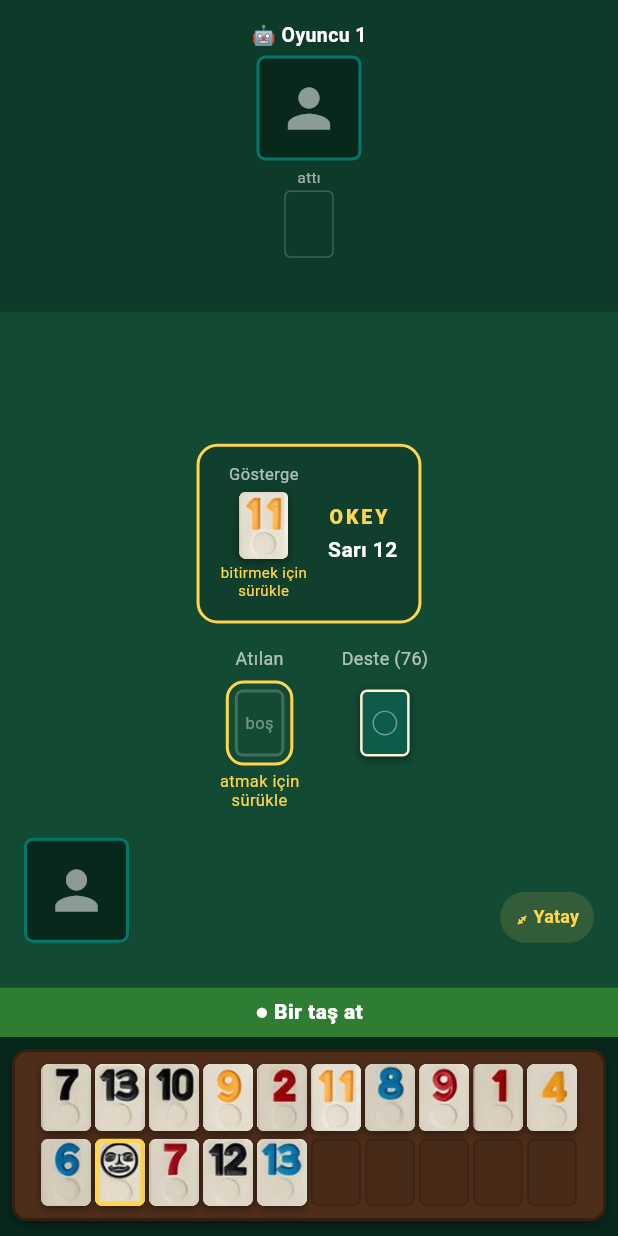
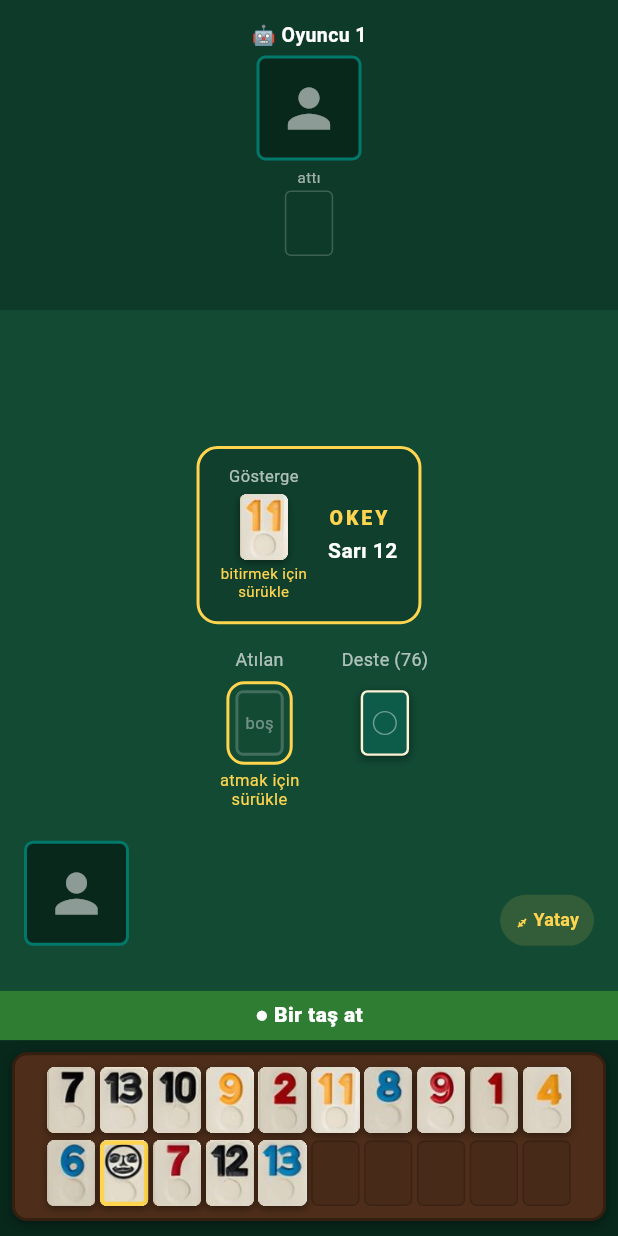
Before and after one commit to lutfuerkul/uno_online, a Flutter app: the OkeyBotScreen screen opened directly, after a tap on an icon or button, on a phone screen of 412 x 824 dp. Run offline on Flutter 3.47's test engine with Material 3 defaults, Android fonts, the phone set to English and light mode, and no system bars; our stand-ins replace cloud_firestore, firebase_core, image_picker, package_info_plus, shared_preferences; accounts and stored records are empty; network calls fail.

Commit message:
Okey: ekran boyutuna gore tek bir olcek katsayisi kullan (deneme)
Su ana kadar her bolum (istaka, masa, koltuklar) kendi basina
FittedBox/LayoutBuilder ile bagimsiz kucurluyordu; dar ekranlarda
(or. Honor serisi) bu, parcalarin birbirine gore tutarsiz oranda
gorunmesine yol aciyordu.

Artik build() icinde bir LayoutBuilder, gercek ekran boyutunu sabit
bir referansa (dikeyde 390x844, yatayda 844x390) oranlayip TEK bir
_scale katsayisi hesapliyor (0.75-1.15 arasi sikistirilmis). _tileSize
artik bu katsayiya bagli bir getter (33 * _scale) - ıstaka, masa,
kosede, deste, gosterge dahil neredeyse tum olculer buradan turedigi
icin, tum tahta artik ekrana gore ORANTILI olarak birlikte
buyuyup kucyuluyor.

Once okey'de deneniyor; sonuc iyi olursa UNO ve Pisti'ye de uygulanir.

```diff
--- a/lib/okey/widgets/okey_board_view.dart
+++ b/lib/okey/widgets/okey_board_view.dart
@@ -45,10 +45,20 @@ class OkeyBoardView extends StatefulWidget {
 class _OkeyBoardViewState extends State<OkeyBoardView> {
   String? _selectedId;
 
+  /// Ekranın gerçek boyutunu sabit bir referansa (dikeyde 390x844, yatayda
+  /// 844x390 — yaygın bir telefon ölçüsü) oranlayan TEK katsayı. build()
+  /// içindeki LayoutBuilder her çizimde günceller (bkz. _computeScale).
+  /// Amaç: önceden her bölüm (ıstaka, masa, koltuklar) kendi başına
+  /// FittedBox/clamp ile bağımsız küçülüyordu; dar ekranlarda (ör. Honor
+  /// serisi) bu, parçaların birbirine göre tutarsız oranda görünmesine yol
+  /// açıyordu. Artık _tileSize (ve ona bağlı hemen hemen her ölçü) bu tek
+  /// katsayıyla ölçekleniyor, böylece tüm tahta orantılı büyüyüp küçülüyor.
+  double _scale = 1.0;
+
   /// Tüm taşların ortak ebadı — "oyuncuların yere attığı taş" boyutu. Masa
   /// ortasındaki taşlar (gösterge, deste, yerdeki, attığım) ve ıstakadaki
   /// taşlar bu boyutta çizilir; ıstakada ekrana sığmazsa otomatik küçülür.
-  static const double _tileSize = 33;
+  double get _tileSize => 33 * _scale;
 
   /// Istakada sıra başına her zaman bu kadar taş gösterilir; taş piksel
   /// boyutu ekran genişliğine göre otomatik hesaplanır (bkz. [_rackWithTiles]).
@@ -119,9 +129,26 @@ class _OkeyBoardViewState extends State<OkeyBoardView> {
         if (state == null) {
           return const Center(child: CircularProgressIndicator());
         }
-        return _buildBoard(context, state);
+        return LayoutBuilder(
+          builder: (context, constraints) {
+            _scale = _computeScale(constraints);
+            return _buildBoard(context, state);
+          },
+        );
       },
     );
+  }
+
+  /// Referans tasarım boyutuna (dikey 390x844, yatay 844x390) göre tek bir
+  /// ölçek katsayısı üretir; aşırı büyüme/küçülmeyi önlemek için 0.75-1.15
+  /// arasına sıkıştırılır.
+  double _computeScale(BoxConstraints constraints) {
+    final refW = _landscape ? 844.0 : 390.0;
+    final refH = _landscape ? 390.0 : 844.0;
+    final w = constraints.maxWidth.isFinite ? constraints.maxWidth : refW;
+    final h = constraints.maxHeight.isFinite ? constraints.maxHeight : refH;
+    final s = math.min(w / refW, h / refH);
+    return s.clamp(0.75, 1.15);
   }
 
   Widget _buildBoard(BuildContext context, OkeyGameState state) {
@@ -529,14 +556,14 @@ class _OkeyBoardViewState extends State<OkeyBoardView> {
   /// sürükleyip bırakırım (bkz. _slotCell'in çekme sinyali kabulü).
   Widget _deckTile(bool canDraw, int deckCount) {
     final visual = deckCount > 0
-        ? const OkeyTileWidget(faceDown: true, width: _tileSize)
+        ? OkeyTileWidget(faceDown: true, width: _tileSize)
         : _emptySlot(_tileSize);
     if (!canDraw || deckCount == 0) return visual;
     return Draggable<_DrawFromStackSignal>(
       data: const _DrawFromStackSignal(),
       feedback: Material(
         color: Colors.transparent,
-        child: const OkeyTileWidget(faceDown: true, width: _tileSize * 1.12),
+        child: OkeyTileWidget(faceDown: true, width: _tileSize * 1.12),
       ),
       childWhenDragging: Opacity(opacity: 0.35, child: visual),
       child: visual,
@@ -669,7 +696,7 @@ class _OkeyBoardViewState extends State<OkeyBoardView> {
       List<OkeyTile> myHand, bool canDiscard, bool canDraw) {
     final byId = {for (final t in myHand) t.id: t};
     const perRow = _landscapeTilesPerRow;
-    const tileW = _tileSize;
+    final tileW = _tileSize;
     const gap = 3.0;
     final tileH = tileW * OkeyTileWidget.aspect;
 
```
